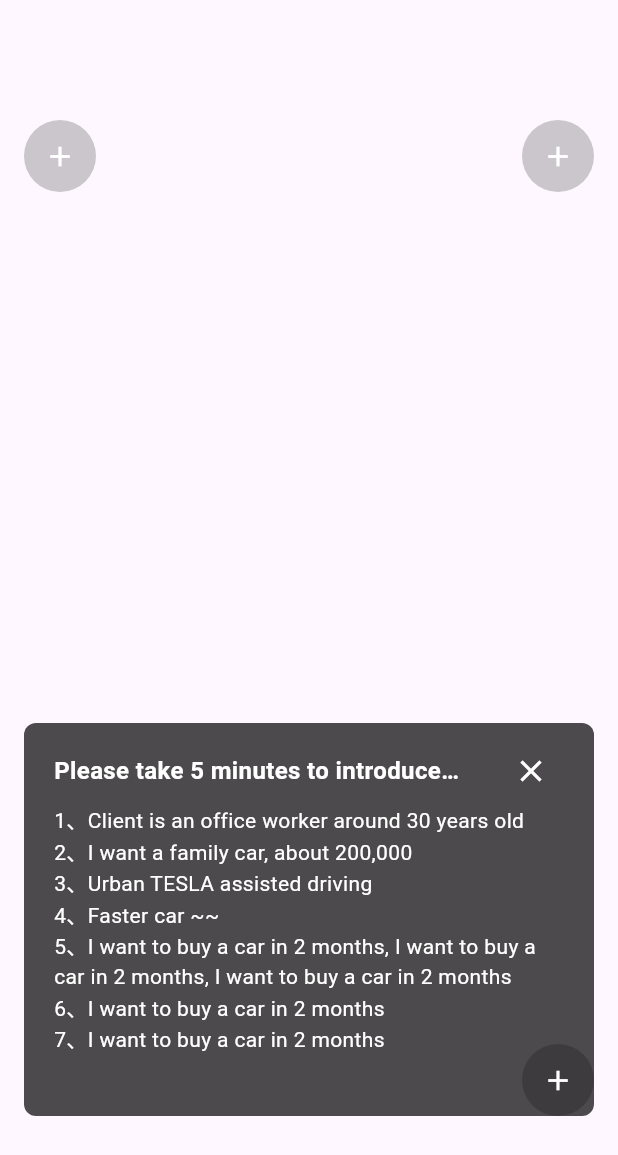
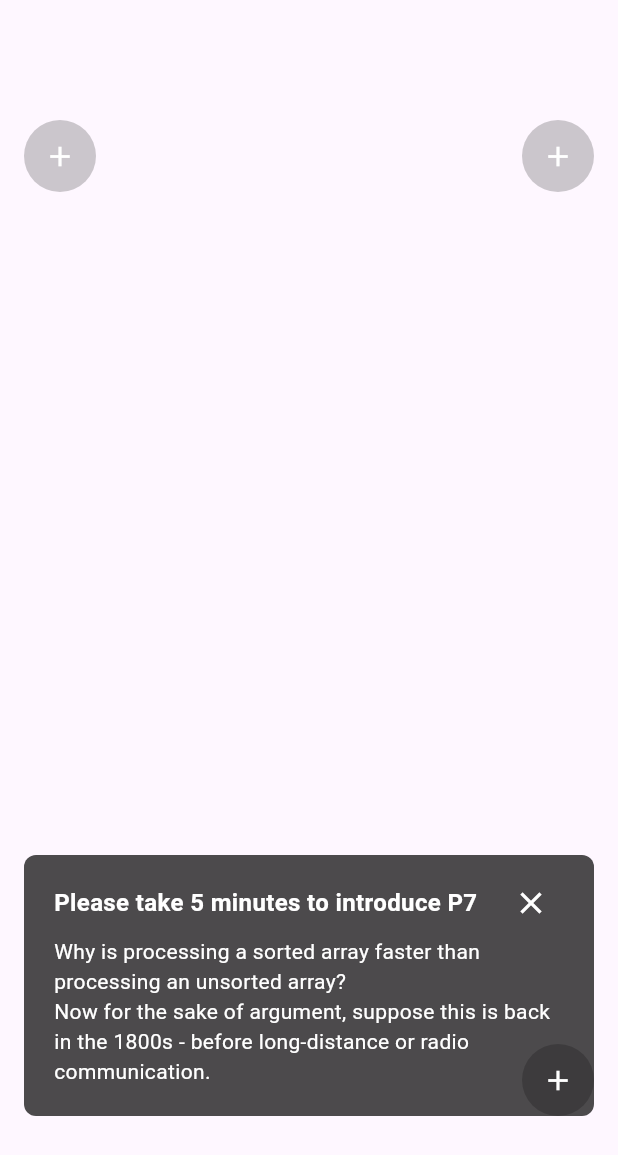
Before and after one commit to isaacselement/flutter_stretchable_widgets, a Flutter app: the screen it shows after launch, on a phone screen of 412 x 824 dp. Shown: the top 1155 px of the screen. Run offline on Flutter 3.47's test engine with Material 3 defaults, Android fonts, the phone set to English and light mode, and no system bars.

Commit message:
add `curve` parameter & rename `animatingBuilder` to `decorateChildOnAnimating`

```diff
--- a/example/lib/main.dart
+++ b/example/lib/main.dart
@@ -51,6 +51,8 @@ class HomeState extends State<Home> {
           child: getStretchableWidget(
             isInitShowStretchWidget: false,
             alignment: Alignment.centerRight,
+            isWrappedWithScrollView: true,
+            text: textShort,
           ),
         ),
 
@@ -73,20 +75,55 @@ class HomeState extends State<Home> {
           child: getStretchableWidget(
             isInitShowStretchWidget: false,
             alignment: Alignment.centerRight,
+            isWrappedWithScrollView: true,
+            text: textLong,
           ),
         ),
       ],
     );
   }
 
+  static const String textShort = ''
+      'Why is processing a sorted array faster than processing an unsorted array?'
+      '\n'
+      'Now for the sake of argument, suppose this is back in the 1800s - before long-distance or radio communication.'
+      '\n'
+      '';
+  static const String textLong = ''
+      '1、Client is an office worker around 30 years old'
+      '\n'
+      '2、I want a family car, about 200,000'
+      '\n'
+      '3、Urban TESLA assisted driving'
+      '\n'
+      '4、Faster car ~~'
+      '\n'
+      '5、I want to buy a car in 2 months, I want to buy a car in 2 months, I want to buy a car in 2 months'
+      '\n'
+      '6、If you guess wrong too often'
+      '\n'
+      '7、If you guess right every time'
+      '\n'
+      '8、If you guessed right, it continues on'
+      '\n'
+      '9、If you guessed wrong, the driver will stop'
+      '\n'
+      '10、Then it can restart down the other path'
+      '\n'
+      '10、In other words, you try to identify a pattern and follow it'
+      '\n'
+      '';
+
   Widget getStretchableWidget({
     bool isInitShowStretchWidget = false,
     AlignmentGeometry alignment = Alignment.centerRight,
+    bool isWrappedWithScrollView = false,
+    String text = textShort,
   }) {
     return StretchablePanelWidget(
-      isInitShowStretchWidget: isInitShowStretchWidget,
+      isShowStretchWidgetOnInit: isInitShowStretchWidget,
       widgetsBuilder: (context, state) {
-        if (state.showingTriggeredWidget) {
+        if (state.isShowingTriggeredWidget) {
           return Container(
             alignment: alignment,
             margin: const EdgeInsets.symmetric(horizontal: 16),
@@ -112,6 +149,7 @@ class HomeState extends State<Home> {
             ),
           );
         } else {
+          ScrollController? scrollController;
           return Container(
             padding: const EdgeInsets.only(left: 20, right: 20, bottom: 20, top: 10),
             child: Column(
@@ -121,7 +159,7 @@ class HomeState extends State<Home> {
                   mainAxisAlignment: MainAxisAlignment.spaceBetween,
                   children: [
                     const Flexible(
-                      flex: 4,
+                      flex: 6,
                       child: Text(
                         'Please take 5 minutes to introduce P7',
                         style: TextStyle(
@@ -145,37 +183,30 @@ class HomeState extends State<Home> {
                     ),
                   ],
                 ),
-                const Text(
-                  '1、Client is an office worker around 30 years old'
-                  '\n'
-                  '2、I want a family car, about 200,000'
-                  '\n'
-                  '3、Urban TESLA assisted driving'
-                  '\n'
-                  '4、Faster car ~~'
-                  '\n'
-                  '5、I want to buy a car in 2 months, I want to buy a car in 2 months, I want to buy a car in 2 months'
-                  '\n'
-                  '6、I want to buy a car in 2 months'
-                  '\n'
-                  '7、I want to buy a car in 2 months'
-                  '\n',
-                  style: TextStyle(color: Colors.white, fontSize: 14),
-                ),
+                if (isWrappedWithScrollView)
+                  Container(
+                    constraints: const BoxConstraints(maxHeight: 200),
+                    child: SingleChildScrollView(
+                      child: Text(text, style: const TextStyle(fontSize: 14, color: Colors.white)),
+                    ),
+                  )
+                else
+                  Text(text, style: const TextStyle(color: Colors.white, fontSize: 14)),
               ],
             ),
           );
         }
       },
-      animatingBuilder: (context, child, w, h) {
+      decorateChildOnAnimating: (context, child, animation, animatingW, animatingH) {
         return Container(
           alignment: alignment,
           margin: const EdgeInsets.symmetric(horizontal: 16),
           child: Container(
-            width: w,
-            height: h,
+            width: animatingW,
+            height: animatingH,
             decoration: BoxDecoration(
               color: Colors.black.withOpacity(0.7),
+              // color: Colors.black.withOpacity(animation.value),
               borderRadius: BorderRadius.circular(8),
             ),
             child: child,
--- a/lib/widget/stretchable_panel_view.dart
+++ b/lib/widget/stretchable_panel_view.dart
@@ -3,27 +3,52 @@ import 'dart:async';
 import 'package:flutter/cupertino.dart';
 
 typedef StretchWidgetsBuilder = Widget Function(BuildContext context, StretchablePanelState state);
-typedef StretchAnimatingBuilder = Widget Function(BuildContext context, Widget? child, double w, double h);
+typedef StretchAnimatedBuilder = AnimatedWidget Function(
+    BuildContext context, Widget child, AnimationController animationController);
+typedef StretchAnimatingBuilder = Widget Function(
+    BuildContext context, Widget child, Animation animation, double animatingWidth, double animatingHeight);
 
 class StretchablePanelWidget extends StatefulWidget {
   const StretchablePanelWidget({
     super.key,
-    this.isInitShowStretchWidget = false,
     this.triggerWidget,
     this.stretchWidget,
-    this.animatingBuilder,
+    this.widgetsBuilder,
+    this.duration = const Duration(milliseconds: 300),
+    this.reverseDuration,
+    this.isShowStretchWidgetOnInit = false,
+    this.animatedBuilder,
+    this.decorateChildOnAnimating,
     this.onStateInited,
-    this.widgetsBuilder,
-  }) : assert(widgetsBuilder != null || (triggerWidget != null && stretchWidget != null),
+    this.onStateDisposed,
+    this.curve = Curves.ease,
+  }) : assert((triggerWidget != null && stretchWidget != null) || widgetsBuilder != null,
             'WidgetsBuilder or triggerWidget & stretchWidget must not be null at the same time');
 
-  final bool isInitShowStretchWidget;
+  /// If [widgetsBuilder] is null, then [triggerWidget] & [stretchWidget] must not be null
   final Widget? triggerWidget;
   final Widget? stretchWidget;
-  final StretchAnimatingBuilder? animatingBuilder;
+  final StretchWidgetsBuilder? widgetsBuilder;
+
+  /// Animation duration
+  final Duration? duration;
+  final Duration? reverseDuration;
+
+  /// Show [stretchWidget] first preferred
+  final bool isShowStretchWidgetOnInit;
+
+  /// AnimatedWidget builder, if null we use AnimatedBuilder default
+  final StretchAnimatedBuilder? animatedBuilder;
+
+  /// Builder that give a chance for you can decorate your child when animating
+  final StretchAnimatingBuilder? decorateChildOnAnimating;
+
+  /// Callback on initState
   final void Function(StretchablePanelState state)? onStateInited;
+  final void Function(StretchablePanelState state)? onStateDisposed;
 
-  final StretchWidgetsBuilder? widgetsBuilder;
+  /// An parametric animation easing curve
+  final Curve? curve;
 
   @override
   State<StretchablePanelWidget> createState() => StretchablePanelState();
@@ -34,7 +59,7 @@ class StretchablePanelState extends State<StretchablePanelWidget> with SingleTic
 
   @override
   void initState() {
-    controller = AnimationController(vsync: this, duration: const Duration(milliseconds: 300));
+    controller = AnimationController(vsync: this, duration: widget.duration, reverseDuration: widget.reverseDuration);
     controller?.addListener(() {
       // print('### controller.value: ${controller.value}');
       /// do not call setState() here, otherwise the controller.value always be 0.0, please use AnimatedBuilder instead
@@ -42,8 +67,8 @@ class StretchablePanelState extends State<StretchablePanelWidget> with SingleTic
     });
     widget.onStateInited?.call(this);
 
-    _isStretchForwardFromShow = widget.isInitShowStretchWidget ? false : true;
-    showingTriggeredWidget = widget.isInitShowStretchWidget ? false : true;
+    _isStretchForwardFromShow = widget.isShowStretchWidgetOnInit ? false : true;
+    isShowingTriggeredWidget = widget.isShowStretchWidgetOnInit ? false : true;
     super.initState();
   }
 
@@ -51,25 +76,31 @@ class StretchablePanelState extends State<StretchablePanelWidget> with SingleTic
   void dispose() {
     controller?.dispose();
     controller = null;
+    widget.onStateDisposed?.call(this);
     super.dispose();
   }
 
-  Size stretchedSize = Size.zero;
+  /// The size of [stretchWidget] we auto calculated
+  Size autoCalculatedSize = Size.zero;
 
-  bool get isNeedCalculateSize => stretchedSize == Size.zero;
+  bool get _isNeedCalculateSize => autoCalculatedSize == Size.zero;
 
-  bool showingTriggeredWidget = true;
+  /// Flag indicate showing the [triggerWidget]
+  bool isShowingTriggeredWidget = true;
 
+  /// Completer that telling that [stretchWidget] is showed or not
   Completer? _showedCompleter;
+
+  /// If show [stretchWidget] from show method (true) or init phase (false)
   bool _isStretchForwardFromShow = true;
 
   Future show() {
+    /// Reset the states
     _isStretchForwardFromShow = true;
-
-    showingTriggeredWidget = false; // hide the trigger widget & show the stretch widget
-    stretchedSize = Size.zero;
+    isShowingTriggeredWidget = false;
+    autoCalculatedSize = Size.zero;
     controller?.reset();
-    setState(() {});
+    if (mounted) setState(() {});
 
     /// Return the future to the caller
     Completer? previous = _showedCompleter;
@@ -84,12 +115,14 @@ class StretchablePanelState extends State<StretchablePanelWidget> with SingleTic
 
   Future hide() {
     return controller!.reverse().then((value) {
-      showingTriggeredWidget = true; // show the trigger widget after the animation effect done
-      stretchedSize = Size.zero;
+      /// Reset the states
+      isShowingTriggeredWidget = true;
+      autoCalculatedSize = Size.zero;
       setState(() {});
     });
   }
 
+  /// Default false and wrapped a CupertinoButton/GestureDetector on triggeredWidget/stretchWidget
   bool isCallerManuallyShowOrHide = false;
 
   Widget getTriggeredWidget() {
@@ -128,16 +161,16 @@ class StretchablePanelState extends State<StretchablePanelWidget> with SingleTic
 
   @override
   Widget build(BuildContext context) {
-    if (showingTriggeredWidget) return getTriggeredWidget();
+    if (isShowingTriggeredWidget) return getTriggeredWidget();
 
     /// Wrap a Offstage for calculating the size of [stretchWidget]
     return Offstage(
-      offstage: isNeedCalculateSize,
+      offstage: _isNeedCalculateSize,
       child: Builder(builder: (context) {
-        if (isNeedCalculateSize) {
+        if (_isNeedCalculateSize) {
           WidgetsBinding.instance.addPostFrameCallback((timeStamp) {
             if (context.mounted) {
-              stretchedSize = context.size ?? Size.zero;
+              autoCalculatedSize = context.size ?? Size.zero;
 
               /// The size is determined, so we need to rebuild the widget
               setState(() {});
@@ -152,20 +185,30 @@ class StretchablePanelState extends State<StretchablePanelWidget> with SingleTic
         Widget stretchChild = getStretchableWidget();
 
         /// Return the invisible widget for calculating its size
-        if (isNeedCalculateSize) return stretchChild;
+        if (_isNeedCalculateSize) return stretchChild;
+
+        AnimationController animationController = controller!;
+
+        /// Show your own animated widget if you specified
+        if (widget.animatedBuilder != null) {
+          return widget.animatedBuilder!.call(context, stretchChild, animationController);
+        }
 
         /// Do the show animation
-        Animation animation = controller!;
+        Animation animation = animationController;
+        if (widget.curve != null) {
+          animation = CurveTween(curve: widget.curve!).animate(animationController);
+        }
         return AnimatedBuilder(
           animation: animation,
           child: stretchChild,
           builder: (BuildContext context, Widget? child) {
-            double width = stretchedSize.width * animation.value;
-            double height = stretchedSize.height * animation.value;
+            double width = autoCalculatedSize.width * animation.value;
+            double height = autoCalculatedSize.height * animation.value;
 
             /// Wrap with SingleChildScrollView for removing vertical overflow warning
             Widget view = SingleChildScrollView(physics: const NeverScrollableScrollPhysics(), child: child);
-            return widget.animatingBuilder?.call(context, view, width, height) ??
+            return widget.decorateChildOnAnimating?.call(context, view, animation, width, height) ??
                 SizedBox(width: width, height: height, child: view);
           },
         );
--- a/pubspec.yaml
+++ b/pubspec.yaml
@@ -1,5 +1,5 @@
 name: flutter_stretchable_widgets
-description: Flutter widgets with stretchable capacity
+description: A lot of widgets that can be expanded or collapsed by calling the methods show() and hide().
 
 # The following defines the version and build number for your application.
 # A version number is three numbers separated by dots, like 1.2.43
@@ -15,7 +15,7 @@ description: Flutter widgets with stretchable capacity
 # This version is used _only_ for the Runner app, which is used if you just do
 # a `flutter run` or a `flutter make-host-app-editable`. It has no impact
 # on any other native host app that you embed your Flutter project into.
-version: 0.0.3
+version: 0.0.5
 homepage: https://github.com/isaacselement/flutter_stretchable_widgets
 
 environment:
```
Also changed, not shown: example/pubspec.lock (deleted), example/resources/gif/20240111-181735.gif, pubspec.lock (deleted), 3 other files.
